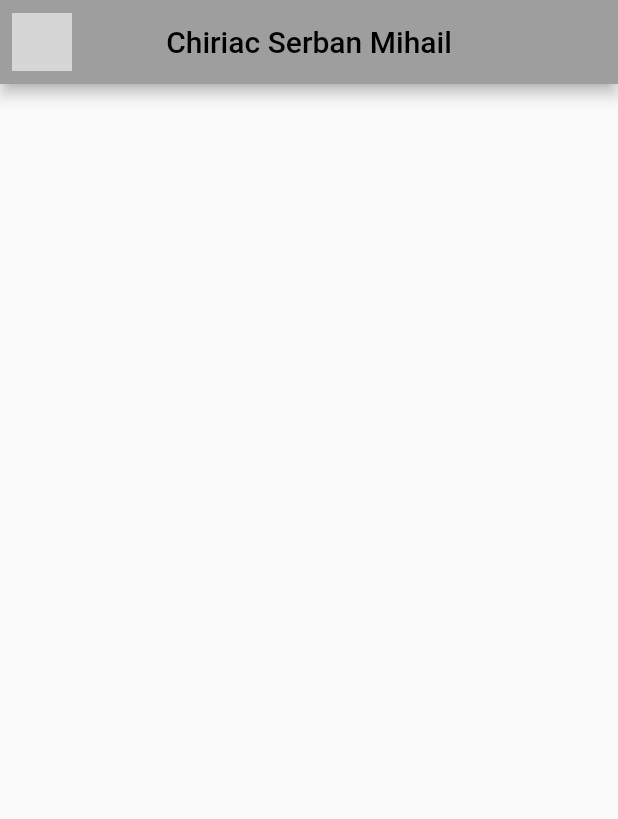
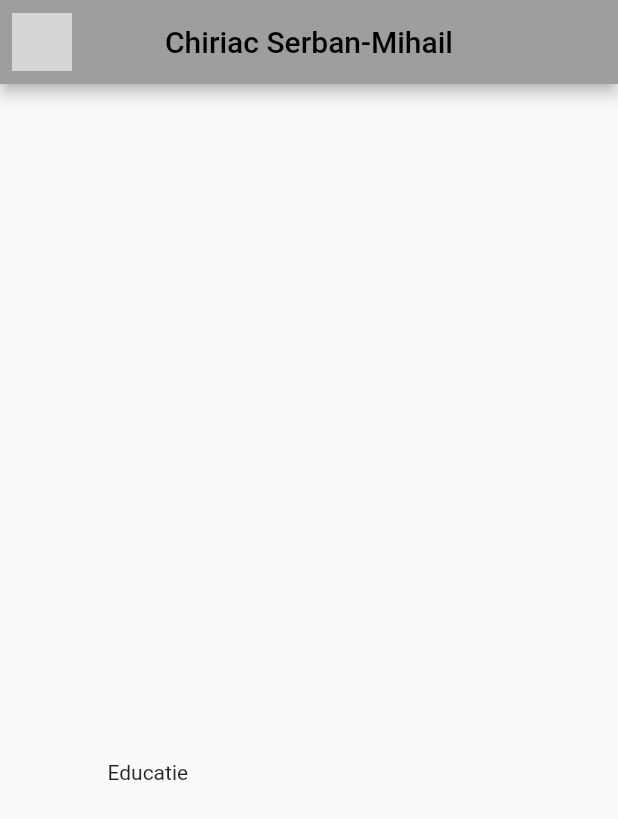
Before and after one commit to seerbann/flutter-CV, a Flutter app: the screen it shows after launch, on a phone screen of 412 x 824 dp. Shown: the top 819 px of the screen. Run offline on Flutter 3.47's test engine with Material 2 defaults, Android fonts, the phone set to English and light mode, and no system bars; grey boxes are pictures that could not be loaded.

Commit message:
Update main.dart

```diff
--- a/my_app/lib/main.dart
+++ b/my_app/lib/main.dart
@@ -15,6 +15,7 @@ class MyApp extends StatelessWidget {
       debugShowCheckedModeBanner: false,
       theme: ThemeData(
         primarySwatch: Colors.grey,
+        secondaryHeaderColor: Colors.grey,
       ),
       home: const MyHomePage(title: 'Home'),
     );
@@ -53,13 +54,19 @@ class _MyHomePageState extends State<MyHomePage> {
           leading: IconButton(
               icon: Image.asset(
                 './assets/github-mark-white.png',
+                fit: BoxFit.cover,
               ),
               onPressed: () {
                 _launchURLBrowser();
               }),
           centerTitle: true,
-        title: Text("Chiriac Serban Mihail"),
+          title: Text("Chiriac Serban-Mihail"),
         ),
-    );
+        body: Center(
+          child: Container(
+            alignment: FractionalOffset(0.2, 0.6),
+            child: Text('Educatie'),
+          ),
+        ));
   }
 }
```
Lines whose indentation alone changed are shown as unchanged.
